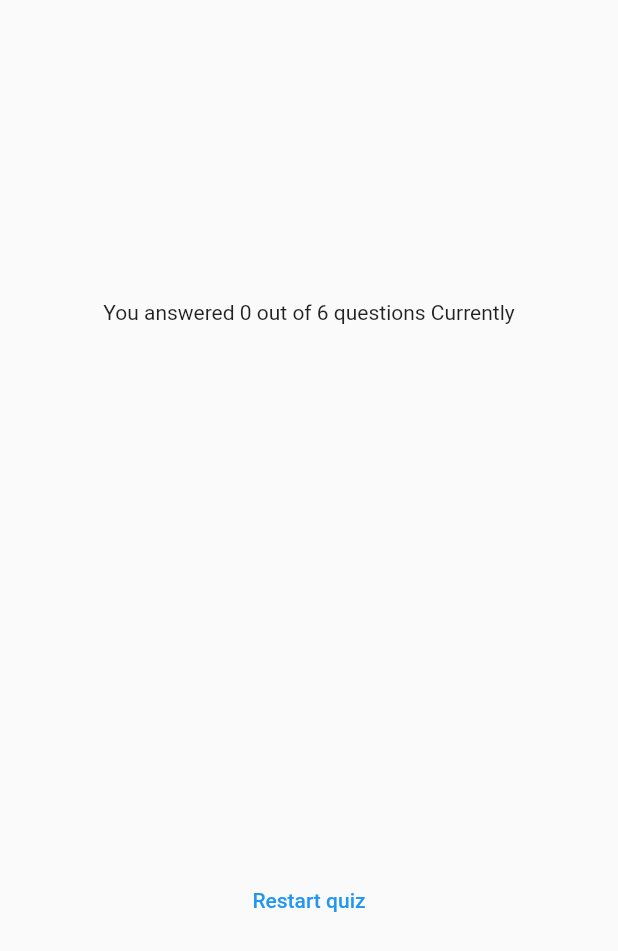
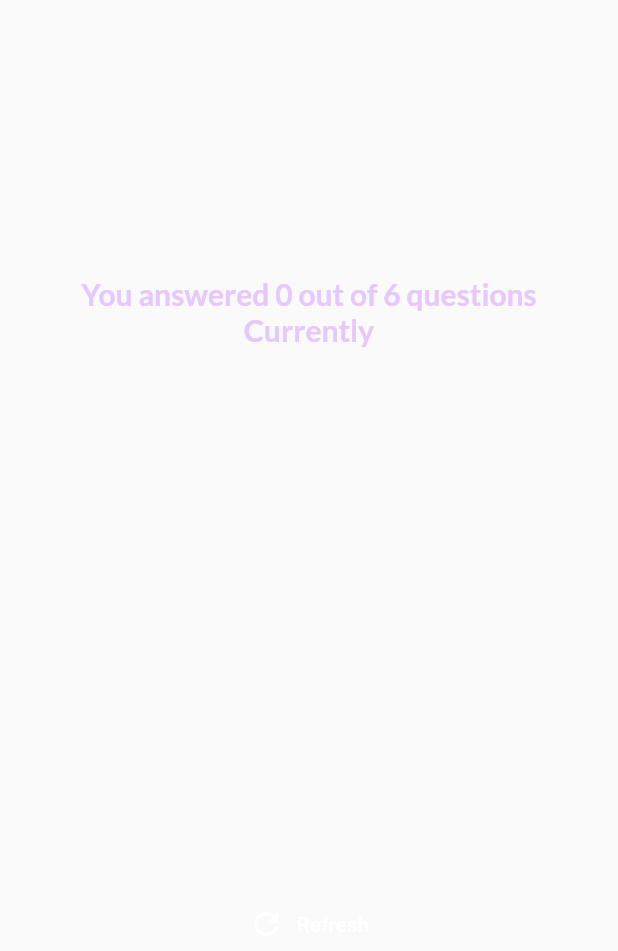
Before and after one commit to Neo-glitch/flutter_quiz_app, a Flutter app: the ResultsScreen widget shown alone on an empty page, opened directly with empty values, on a phone screen of 412 x 824 dp. Shown: the top 951 px of the screen. Run offline on Flutter 3.47's test engine with Material 2 defaults, Android fonts, the phone set to English and light mode, and no system bars; our stand-ins replace google_fonts.

Commit message:
after completing assignment

```diff
--- a/lib/results_screen.dart
+++ b/lib/results_screen.dart
@@ -1,11 +1,17 @@
 import 'package:flutter/material.dart';
+import 'package:google_fonts/google_fonts.dart';
 import 'package:quiz_app/data/questions.dart';
 import 'package:quiz_app/questions_summary.dart';
 
 class ResultsScreen extends StatelessWidget {
-  const ResultsScreen({required this.chosenAnswers, super.key});
+  const ResultsScreen({
+    super.key,
+    required this.chosenAnswers,
+    required this.onRestart,
+  });
 
   final List<String> chosenAnswers;
+  final void Function() onRestart;
 
   List<Map<String, Object>> getSummaryData() {
     final List<Map<String, Object>> summary = [];
@@ -39,7 +45,14 @@ class ResultsScreen extends StatelessWidget {
           mainAxisAlignment: MainAxisAlignment.center,
           children: [
             Text(
-                "You answered $numCorrectQuestions out of $numTotalQuestions questions Currently"),
+              "You answered $numCorrectQuestions out of $numTotalQuestions questions Currently",
+              style: GoogleFonts.lato(
+                color: const Color.fromARGB(255, 230, 200, 253),
+                fontSize: 20,
+                fontWeight: FontWeight.bold,
+              ),
+              textAlign: TextAlign.center,
+            ),
             const SizedBox(
               height: 30,
             ),
@@ -47,7 +60,12 @@ class ResultsScreen extends StatelessWidget {
             const SizedBox(
               height: 30,
             ),
-            TextButton(onPressed: () {}, child: const Text("Restart quiz"))
+            TextButton.icon(
+              onPressed: onRestart,
+              label: const Text("Refresh"),
+              style: TextButton.styleFrom(foregroundColor: Colors.white),
+              icon: const Icon(Icons.refresh),
+            )
           ],
         ),
       ),
--- a/lib/start_screen.dart
+++ b/lib/start_screen.dart
@@ -37,7 +37,7 @@ class StartScreen extends StatelessWidget {
           ),
           OutlinedButton.icon(
             onPressed: () {
-              this.startQuiz();
+              startQuiz();
             },
             style: OutlinedButton.styleFrom(foregroundColor: Colors.white),
             icon: const Icon(Icons.arrow_right_alt),
```
Also changed, not shown: lib/question_identifier.dart (added, +36 -0 lines), lib/questions_summary.dart (+2 -20 lines), lib/quiz.dart (+8 -1 lines), lib/summary_item.dart (added, +59 -0 lines).
